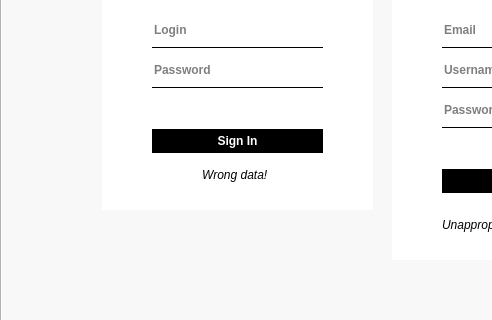
Before: the Qt Designer form Project/PaymentServiceWithQt/PaymentServiceWithQt.ui in andriybobchuk/PaymentService, drawn with Qt 5; both pictures show x 0 to 492 and y 227 to 547 of the 761 by 547 pixel window.
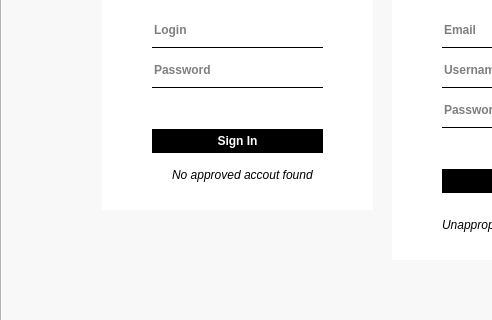
After: the same form once the commit is applied.

```diff
--- a/Project/PaymentServiceWithQt/PaymentServiceWithQt.ui
+++ b/Project/PaymentServiceWithQt/PaymentServiceWithQt.ui
@@ -225,9 +225,9 @@
       <widget class="QLabel" name="l_clientSignInError">
        <property name="geometry">
         <rect>
-         <x>100</x>
+         <x>70</x>
          <y>290</y>
-         <width>71</width>
+         <width>161</width>
          <height>31</height>
         </rect>
        </property>
@@ -239,7 +239,7 @@
         </font>
        </property>
        <property name="text">
-        <string>Wrong data!</string>
+        <string>No approved accout found</string>
        </property>
       </widget>
      </widget>
```
